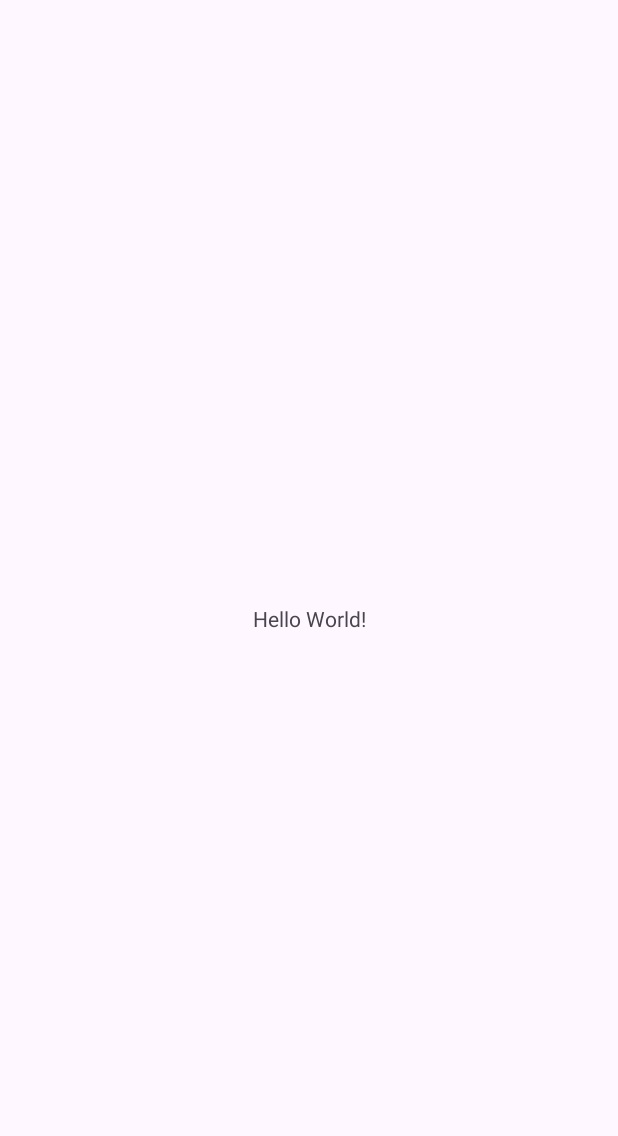
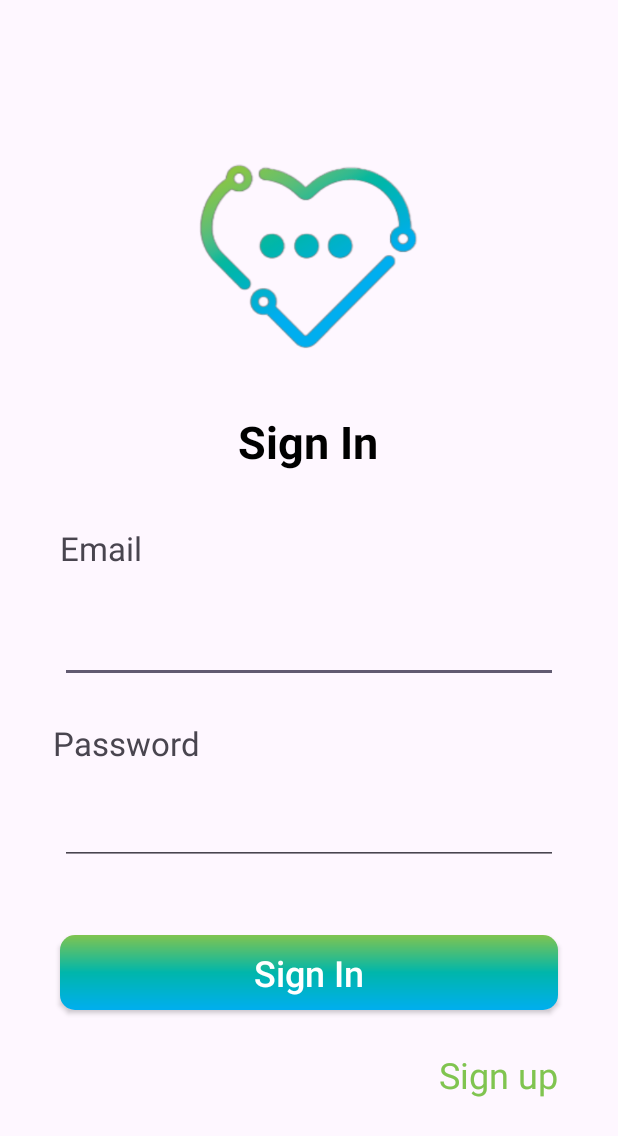
Before and after one commit to qcx330/FamilyChat, an Android app: the screen it shows after launch (MainActivity before the commit, SingInActivity after it), on a phone screen of 412 x 824 dp. Before the commit the part shown is almost empty. Shown: the top 1136 px of the screen. Run offline under Robolectric (Android 15) with nearby library versions, the phone set to English and light mode, and no system bars.

Commit message:
layout singin

```diff
--- a/app/build.gradle.kts
+++ b/app/build.gradle.kts
@@ -5,12 +5,12 @@ plugins {
 
 android {
     namespace = "com.example.familychat"
-    compileSdk = 33
+    compileSdk = 34
 
     defaultConfig {
         applicationId = "com.example.familychat"
         minSdk = 27
-        targetSdk = 33
+        targetSdk = 34
         versionCode = 1
         versionName = "1.0"
 
--- a/app/src/main/AndroidManifest.xml
+++ b/app/src/main/AndroidManifest.xml
@@ -13,7 +13,7 @@
         android:theme="@style/Theme.FamilyChat"
         tools:targetApi="31">
         <activity
-            android:name=".MainActivity"
+            android:name=".SingInActivity"
             android:exported="true">
             <intent-filter>
                 <action android:name="android.intent.action.MAIN" />
--- a/app/src/main/java/com/example/familychat/MainActivity.kt
+++ b/app/src/main/java/com/example/familychat/SingInActivity.kt
@@ -3,9 +3,9 @@ package com.example.familychat
 import androidx.appcompat.app.AppCompatActivity
 import android.os.Bundle
 
-class MainActivity : AppCompatActivity() {
+class SingInActivity : AppCompatActivity() {
     override fun onCreate(savedInstanceState: Bundle?) {
         super.onCreate(savedInstanceState)
-        setContentView(R.layout.activity_main)
+        setContentView(R.layout.activity_singin)
     }
 }
--- /dev/null
+++ b/app/src/main/res/drawable/gradient_button.xml
@@ -0,0 +1,11 @@
+<?xml version="1.0" encoding="utf-8"?>
+<shape xmlns:android="http://schemas.android.com/apk/res/android"
+    android:shape="rectangle">
+    <!--  Gradient Bg for listrow -->
+    <gradient
+        android:startColor="@color/start"
+        android:centerColor="@color/middle"
+        android:endColor="@color/end"
+        android:angle="30" />
+    <corners android:radius="10dp"/>
+</shape>
--- a/app/src/main/res/layout/activity_main.xml
+++ /dev/null
@@ -1,18 +0,0 @@
-<?xml version="1.0" encoding="utf-8"?>
-<androidx.constraintlayout.widget.ConstraintLayout xmlns:android="http://schemas.android.com/apk/res/android"
-    xmlns:app="http://schemas.android.com/apk/res-auto"
-    xmlns:tools="http://schemas.android.com/tools"
-    android:layout_width="match_parent"
-    android:layout_height="match_parent"
-    tools:context=".MainActivity">
-
-    <TextView
-        android:layout_width="wrap_content"
-        android:layout_height="wrap_content"
-        android:text="Hello World!"
-        app:layout_constraintBottom_toBottomOf="parent"
-        app:layout_constraintEnd_toEndOf="parent"
-        app:layout_constraintStart_toStartOf="parent"
-        app:layout_constraintTop_toTopOf="parent" />
-
-</androidx.constraintlayout.widget.ConstraintLayout>
--- /dev/null
+++ b/app/src/main/res/layout/activity_singin.xml
@@ -0,0 +1,123 @@
+<?xml version="1.0" encoding="utf-8"?>
+<androidx.constraintlayout.widget.ConstraintLayout xmlns:android="http://schemas.android.com/apk/res/android"
+    xmlns:app="http://schemas.android.com/apk/res-auto"
+    xmlns:tools="http://schemas.android.com/tools"
+    android:layout_width="match_parent"
+    android:layout_height="match_parent"
+    tools:context=".SingInActivity">
+
+    <ImageView
+        android:id="@+id/imgLogo"
+        android:layout_width="150dp"
+        android:layout_height="150dp"
+        android:src="@drawable/logo"
+        app:layout_constraintBottom_toBottomOf="parent"
+        app:layout_constraintEnd_toEndOf="parent"
+        app:layout_constraintHorizontal_bias="0.498"
+        app:layout_constraintStart_toStartOf="parent"
+        app:layout_constraintTop_toTopOf="parent"
+        app:layout_constraintVertical_bias="0.134" />
+
+    <TextView
+        android:id="@+id/tvSignIn"
+        android:layout_width="wrap_content"
+        android:layout_height="wrap_content"
+        android:text="Sign In"
+        android:textColor="@color/black"
+        android:textSize="30dp"
+        android:textStyle="bold"
+        app:layout_constraintBottom_toBottomOf="parent"
+        app:layout_constraintEnd_toEndOf="parent"
+        app:layout_constraintHorizontal_bias="0.498"
+        app:layout_constraintStart_toStartOf="parent"
+        app:layout_constraintTop_toBottomOf="@+id/imgLogo"
+        app:layout_constraintVertical_bias="0.062" />
+
+    <TextView
+        android:id="@+id/tvEmail"
+        android:layout_width="wrap_content"
+        android:layout_height="wrap_content"
+        android:text="Email"
+        android:textSize="22dp"
+        app:layout_constraintBottom_toBottomOf="parent"
+        app:layout_constraintEnd_toEndOf="parent"
+        app:layout_constraintHorizontal_bias="0.112"
+        app:layout_constraintStart_toStartOf="parent"
+        app:layout_constraintTop_toBottomOf="@+id/tvSignIn"
+        app:layout_constraintVertical_bias="0.075" />
+
+    <EditText
+        android:id="@+id/edtEmail"
+        android:layout_marginLeft="40dp"
+        android:layout_marginRight="40dp"
+        android:padding="5dp"
+        android:layout_width="match_parent"
+        android:layout_height="50dp"
+        app:layout_constraintBottom_toBottomOf="parent"
+        app:layout_constraintEnd_toEndOf="parent"
+        app:layout_constraintHorizontal_bias="0.204"
+        app:layout_constraintStart_toStartOf="parent"
+        app:layout_constraintTop_toBottomOf="@+id/tvEmail"
+        app:layout_constraintVertical_bias="0.064" />
+    <TextView
+        android:id="@+id/tvPassword"
+        android:layout_width="wrap_content"
+        android:layout_height="wrap_content"
+        android:text="Password"
+        android:textSize="22dp"
+        app:layout_constraintBottom_toBottomOf="parent"
+        app:layout_constraintEnd_toEndOf="parent"
+        app:layout_constraintHorizontal_bias="0.112"
+        app:layout_constraintStart_toStartOf="parent"
+        app:layout_constraintTop_toBottomOf="@+id/edtEmail"
+        app:layout_constraintVertical_bias="0.075" />
+
+    <EditText
+        android:id="@+id/edtPassword"
+        android:layout_marginLeft="40dp"
+        android:layout_marginRight="40dp"
+        android:padding="5dp"
+        android:layout_width="match_parent"
+        android:layout_height="50dp"
+        android:inputType="textPassword"
+        app:layout_constraintBottom_toBottomOf="parent"
+        app:layout_constraintEnd_toEndOf="parent"
+        app:layout_constraintHorizontal_bias="0.204"
+        app:layout_constraintStart_toStartOf="parent"
+        app:layout_constraintTop_toBottomOf="@+id/tvPassword"
+        app:layout_constraintVertical_bias="0.064" />
+
+    <androidx.appcompat.widget.AppCompatButton
+        android:id="@+id/btnSignin"
+        android:layout_width="match_parent"
+        android:layout_height="50dp"
+        android:layout_marginLeft="40dp"
+        android:layout_marginRight="40dp"
+        android:text="Sign In"
+        android:textSize="24dp"
+        android:backgroundTint="@null"
+        android:background="@drawable/gradient_button"
+        app:layout_constraintBottom_toBottomOf="parent"
+        app:layout_constraintEnd_toEndOf="parent"
+        app:layout_constraintHorizontal_bias="0.0"
+        app:layout_constraintStart_toStartOf="parent"
+        app:layout_constraintTop_toBottomOf="@+id/edtPassword"
+        app:layout_constraintVertical_bias="0.235"
+        android:textColor="@color/white"
+        android:textAllCaps="false"/>
+
+    <TextView
+        android:id="@+id/tvSignUp"
+        android:layout_width="wrap_content"
+        android:layout_height="wrap_content"
+        android:text="Sign up"
+        android:textColor="@color/start"
+        android:textSize="24dp"
+        app:layout_constraintBottom_toBottomOf="parent"
+        app:layout_constraintEnd_toEndOf="parent"
+        app:layout_constraintHorizontal_bias="0.879"
+        app:layout_constraintStart_toStartOf="parent"
+        app:layout_constraintTop_toBottomOf="@+id/btnSignin"
+        app:layout_constraintVertical_bias="0.226" />
+
+</androidx.constraintlayout.widget.ConstraintLayout>
--- a/app/src/main/res/values/colors.xml
+++ b/app/src/main/res/values/colors.xml
@@ -2,4 +2,7 @@
 <resources>
     <color name="black">#FF000000</color>
     <color name="white">#FFFFFFFF</color>
+    <color name="start">#80c450</color>
+    <color name="end">#00aeef</color>
+    <color name="middle">#00b6ab</color>
 </resources>
```
Also changed, not shown: app/src/main/res/drawable/logo.png (added), app/src/main/res/drawable/logo_background.png (added).
